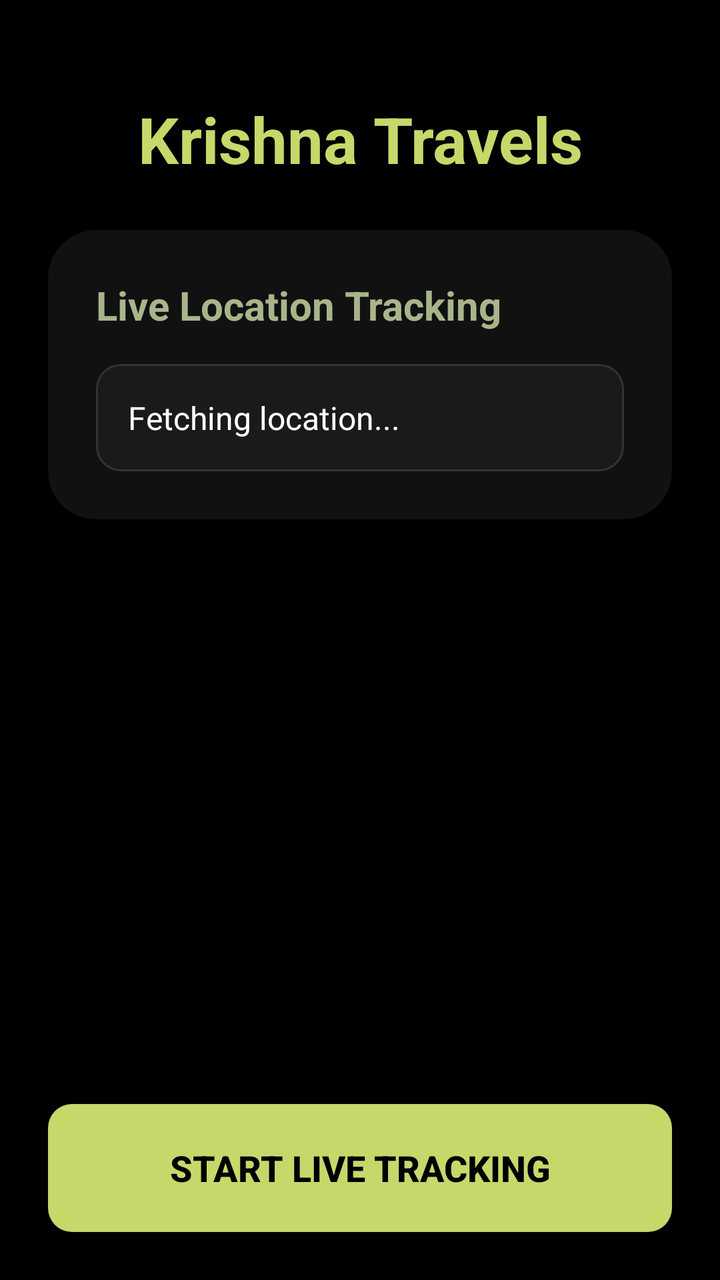
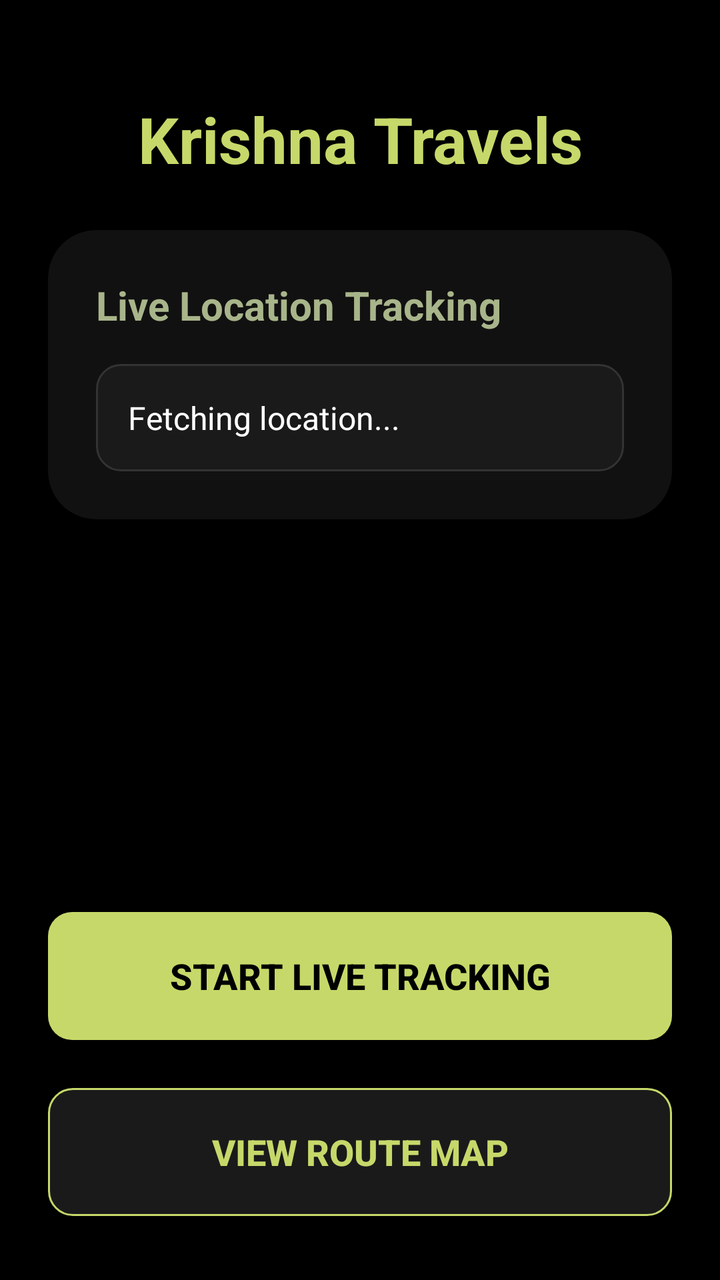

Before-and-after screenshots of an Android layout around one commit, followed by the original layout XML and the change that was made.
<!-- AndroidManifest.xml: activity theme AppTheme -->
<!-- res/layout/activity_main.xml -->
<?xml version="1.0" encoding="utf-8"?>
<androidx.constraintlayout.widget.ConstraintLayout 
    xmlns:android="http://schemas.android.com/apk/res/android"
    xmlns:app="http://schemas.android.com/apk/res-auto"
    xmlns:tools="http://schemas.android.com/tools"
    android:layout_width="match_parent"
    android:layout_height="match_parent"
    android:background="@color/background_dark"
    tools:context=".MainActivity">

    <TextView
        android:id="@+id/titleText"
        android:layout_width="wrap_content"
        android:layout_height="wrap_content"
        android:text="Krishna Travels"
        android:textColor="@color/primary"
        android:textSize="32sp"
        android:textStyle="bold"
        android:layout_marginTop="48dp"
        app:layout_constraintTop_toTopOf="parent"
        app:layout_constraintStart_toStartOf="parent"
        app:layout_constraintEnd_toEndOf="parent" />

    <androidx.cardview.widget.CardView
        android:id="@+id/locationCard"
        android:layout_width="0dp"
        android:layout_height="wrap_content"
        android:layout_margin="24dp"
        app:cardBackgroundColor="@color/card_dark"
        app:cardCornerRadius="24dp"
        app:cardElevation="16dp"
        app:layout_constraintTop_toBottomOf="@id/titleText"
        app:layout_constraintStart_toStartOf="parent"
        app:layout_constraintEnd_toEndOf="parent"
        android:layout_marginTop="32dp">

        <LinearLayout
            android:layout_width="match_parent"
            android:layout_height="wrap_content"
            android:orientation="vertical"
            android:padding="24dp">

            <TextView
                android:layout_width="wrap_content"
                android:layout_height="wrap_content"
                android:text="Live Location Tracking"
                android:textColor="@color/secondary"
                android:textSize="20sp"
                android:textStyle="bold"
                android:layout_marginBottom="16dp"/>

            <LinearLayout
                android:layout_width="match_parent"
                android:layout_height="wrap_content"
                android:background="@drawable/bg_input_rounded"
                android:padding="16dp">
                <TextView
                    android:id="@+id/locationText"
                    android:layout_width="match_parent"
                    android:layout_height="wrap_content"
                    android:text="Fetching location..."
                    android:textColor="@color/text_primary"
                    android:textSize="16sp"
                    android:lineSpacingExtra="4dp"/>
            </LinearLayout>
        </LinearLayout>
    </androidx.cardview.widget.CardView>

    <ProgressBar
        android:id="@+id/trackingProgressBar"
        android:layout_width="wrap_content"
        android:layout_height="wrap_content"
        android:visibility="gone"
        android:indeterminateTint="@color/primary"
        app:layout_constraintTop_toBottomOf="@id/locationCard"
        app:layout_constraintStart_toStartOf="parent"
        app:layout_constraintEnd_toEndOf="parent"
        android:layout_marginTop="24dp"/>

    <Button
        android:id="@+id/startTrackingButton"
        android:layout_width="0dp"
        android:layout_height="64dp"
        android:layout_margin="24dp"
        android:background="@drawable/bg_button_primary"
        android:textColor="@color/background_dark"
        android:text="Start Live Tracking"
        android:textSize="18sp"
        android:textStyle="bold"
        app:backgroundTint="@null"
        app:layout_constraintBottom_toBottomOf="parent"
        app:layout_constraintStart_toStartOf="parent"
        app:layout_constraintEnd_toEndOf="parent"
        android:layout_marginBottom="32dp"/>

</androidx.constraintlayout.widget.ConstraintLayout>
<!-- resources referenced by this layout -->
<resources>
  <color name="background_dark">#000000</color>
  <color name="card_dark">#111111</color>
  <color name="primary">#C7D86A</color>
  <color name="secondary">#A8B58A</color>
  <color name="text_primary">#FFFFFF</color>
  <!-- drawable bg_button_primary (drawable) -->
  <?xml version="1.0" encoding="utf-8"?>
  <ripple xmlns:android="http://schemas.android.com/apk/res/android"
      android:color="#40000000">
      <item>
          <shape android:shape="rectangle">
              <solid android:color="@color/primary" />
              <corners android:radius="12dp" />
          </shape>
      </item>
  </ripple>
  <!-- drawable bg_input_rounded (drawable) -->
  <?xml version="1.0" encoding="utf-8"?>
  <shape xmlns:android="http://schemas.android.com/apk/res/android"
      android:shape="rectangle">
      <solid android:color="@color/input_bg" />
      <corners android:radius="12dp" />
      <stroke android:width="1dp" android:color="#333333" />
      <padding android:left="16dp" android:right="16dp" android:top="12dp" android:bottom="12dp"/>
  </shape>
  <style name="AppTheme" parent="Theme.AppCompat.DayNight.NoActionBar">
          <item name="android:windowBackground">@color/background_dark</item>
          <item name="android:textColorPrimary">@color/text_primary</item>
          <item name="android:textColorSecondary">@color/text_primary</item>
          <item name="colorPrimary">@color/primary_nature</item>
          <item name="colorPrimaryDark">@color/background_dark</item>
          <item name="colorAccent">@color/accent_nature</item>
      </style>
  <color name="input_bg">#1A1A1A</color>
  <color name="primary_nature">#C7D86A</color>
  <color name="accent_nature">#D7F56B</color>
</resources>

<!-- the commit's change to res/layout/activity_main.xml (unified diff, before → after) -->
@@ -88,6 +88,22 @@
         android:textSize="18sp"
         android:textStyle="bold"
         app:backgroundTint="@null"
+        app:layout_constraintBottom_toTopOf="@+id/viewRouteButton"
+        app:layout_constraintStart_toStartOf="parent"
+        app:layout_constraintEnd_toEndOf="parent"
+        android:layout_marginBottom="16dp"/>
+
+    <Button
+        android:id="@+id/viewRouteButton"
+        android:layout_width="0dp"
+        android:layout_height="64dp"
+        android:layout_marginHorizontal="24dp"
+        android:background="@drawable/bg_button_secondary"
+        android:textColor="@color/primary"
+        android:text="View Route Map"
+        android:textSize="18sp"
+        android:textStyle="bold"
+        app:backgroundTint="@null"
         app:layout_constraintBottom_toBottomOf="parent"
         app:layout_constraintStart_toStartOf="parent"
         app:layout_constraintEnd_toEndOf="parent"
<!-- resource entries referenced after the edit -->
@@ -13,6 +13,18 @@
           <shape android:shape="rectangle">
               <solid android:color="@color/primary" />
               <corners android:radius="12dp" />
+          </shape>
+      </item>
+  </ripple>
+  <!-- drawable bg_button_secondary (drawable) -->
+  <?xml version="1.0" encoding="utf-8"?>
+  <ripple xmlns:android="http://schemas.android.com/apk/res/android"
+      android:color="#20C7D86A">
+      <item>
+          <shape android:shape="rectangle">
+              <solid android:color="@color/input_bg" />
+              <corners android:radius="12dp" />
+              <stroke android:width="1dp" android:color="@color/primary" />
           </shape>
       </item>
   </ripple>
